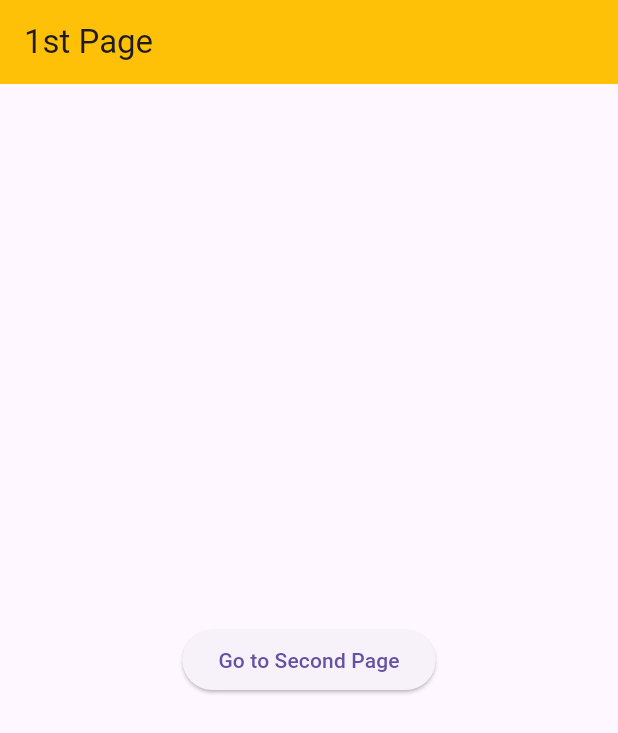
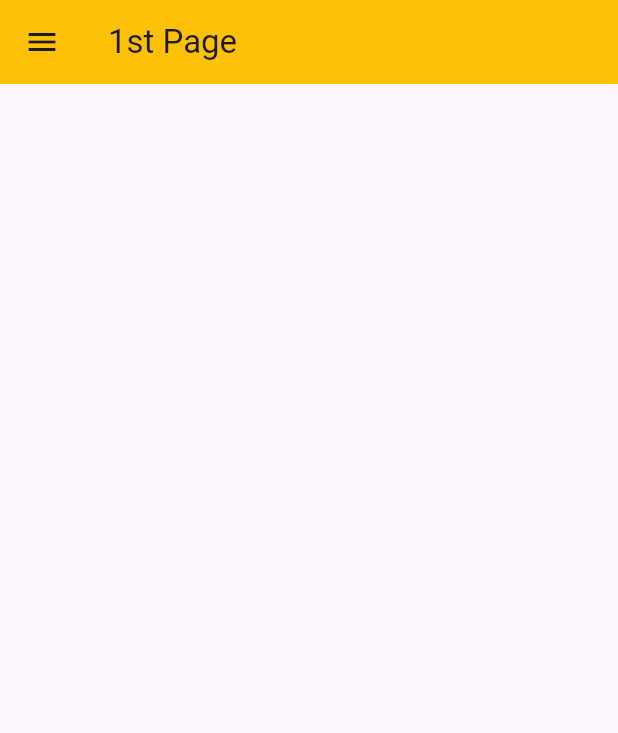
Before and after one commit to Azeem-Dev/flutter-beginner-learning, a Flutter app: the screen it shows after launch, on a phone screen of 412 x 824 dp. Shown: the top 733 px of the screen. Run offline on Flutter 3.47's test engine with Material 3 defaults, Android fonts, the phone set to English and light mode, and no system bars.

Commit message:
added navigation and sample pages
flutter run -d windows to run on windows

```diff
--- a/lib/main.dart
+++ b/lib/main.dart
@@ -1,4 +1,5 @@
 import 'package:flut/pages/first_Page.dart';
+import 'package:flut/pages/second_page.dart';
 import 'package:flutter/material.dart';
 
 void main() {
@@ -188,6 +189,11 @@ class MainApp extends StatelessWidget {
 
       //TODO: NAVIGATOR
 
-        home: FirstPage());
+      home: FirstPage(),
+      routes: {
+        '/firstPage': (context) => FirstPage(),
+        '/secondpage': (context) => SecondPage()
+      },
+    );
   }
 }
--- a/lib/pages/first_Page.dart
+++ b/lib/pages/first_Page.dart
@@ -13,14 +13,46 @@ class FirstPage extends StatelessWidget {
     return Scaffold(
       appBar:
           AppBar(title: Text('1st Page'), backgroundColor: Colors.amber[500]),
-      body: Center(
-          child: ElevatedButton(
-        child: Text('Go to Second Page'),
-        onPressed: () {
-          Navigator.push(
-              context, MaterialPageRoute(builder: (context) => SecondPage()));
-        },
-      )),
+      drawer: Drawer(
+        backgroundColor: Colors.amber[300],
+        width: 200,
+        child: Column(
+          children: [
+            DrawerHeader(
+                child: Icon(
+              Icons.favorite,
+              size: 48,
+            )),
+
+            // home page list tile
+            ListTile(
+              leading: Icon(Icons.home),
+              title: Text('H O M E'),
+              onTap: () {
+                Navigator.pushNamed(context, '/firstPage');
+              },
+            ),
+
+            //settings page list tile
+            ListTile(
+              leading: Icon(Icons.settings),
+              title: Text('S E T T I N G S'),
+               onTap: () {
+                Navigator.pushNamed(context, '/secondpage');
+              },
+            ),
+          ],
+        ),
+      ),
+      // body: Center(
+      //     child: ElevatedButton(
+      //   child: Text('Go to Second Page'),
+      //   onPressed: () {
+      //     // Navigator.push(
+      //     //     context, MaterialPageRoute(builder: (context) => SecondPage()));
+      //     Navigator.pushNamed(context, '/secondpage');
+      //   },
+      // )),
     );
   }
 }
```
Also changed, not shown: pubspec.lock. Lines whose indentation alone changed are shown as unchanged.
